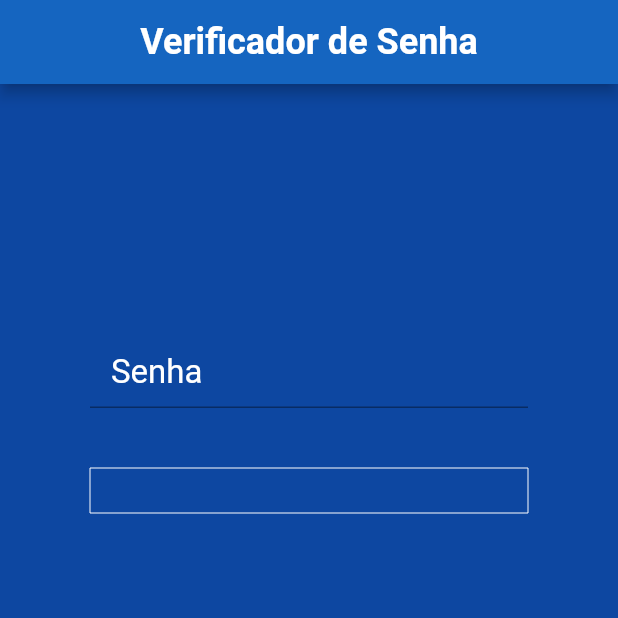
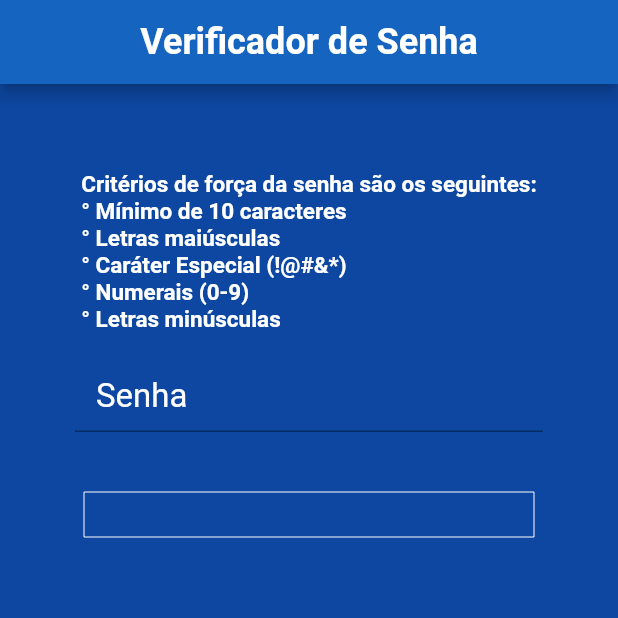
Before and after one commit to thiagoassisk8/PasswordVerifyApp, a Flutter app: the screen it shows after launch, on a phone screen of 412 x 824 dp, the top half of it. Run offline on Flutter 3.47's test engine with Material 2 defaults, Android fonts, the phone set to English and light mode, and no system bars; statements that could not run were skipped.

Commit message:
atualização nas telas

```diff
--- a/lib/component/sign_in_form.dart
+++ b/lib/component/sign_in_form.dart
@@ -1,3 +1,4 @@
+
 import 'package:flutter/material.dart';
 import 'package:flutter/widgets.dart';
 import 'password_field.dart';
@@ -15,10 +16,21 @@ class _SignInFormState extends State<SignInForm> {
 
   Widget build(BuildContext context) {
     return Container(
-        padding: const EdgeInsets.symmetric(vertical: 168.0, horizontal: 60.0),
+        padding: const EdgeInsets.symmetric(vertical: 58.0, horizontal: 50.0),
         child: Form(
             key: _formKey,
             child: Column(children: <Widget>[
+              Text("Critérios de força da senha são os seguintes:\n"
+                  "° Mínimo de 10 caracteres \n"
+                  "° Letras maiúsculas\n"
+                  "° Caráter Especial (!@#&*)\n"
+                  "° Numerais (0-9)\n"
+                  "° Letras minúsculas\n",
+                  style: TextStyle(
+                      fontSize: 15.0,
+                      color: Colors.white,
+                      fontWeight: FontWeight.bold
+                  )),
               PasswordField(onChanged: (value) {
                 setState(() {
                   _password = value;
@@ -48,6 +60,9 @@ class _SignInFormState extends State<SignInForm> {
                     height: 30,
                     radius: 10,
                   )),
-            ])));
+            ])
+        )
+
+    );
   }
 }
--- a/lib/flutter_password_strength/flutter_password_strength.dart
+++ b/lib/flutter_password_strength/flutter_password_strength.dart
@@ -49,8 +49,10 @@ class FlutterPasswordStrength extends StatefulWidget {
     0.51 ~ 0.75 : blue
     0.76 ~ 1 : green
   */
+
   Animatable<Color> get _strengthColors => strengthColors != null
       ? strengthColors
+
       : TweenSequence<Color>(
     [
       TweenSequenceItem(
```
Also changed, not shown: 2 other files.
